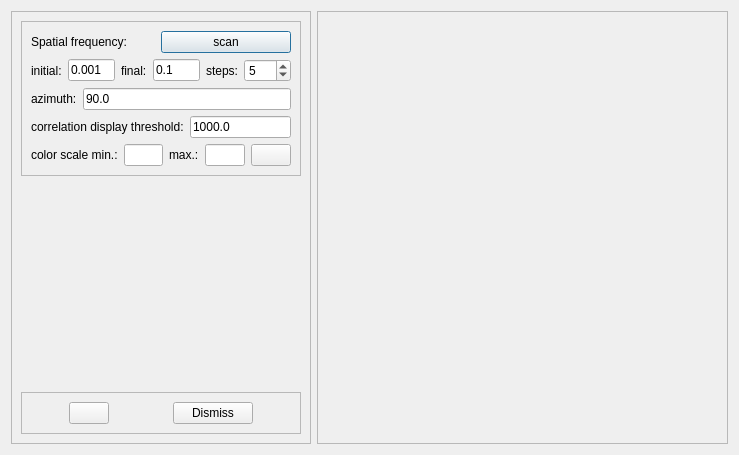
First picture: the form in imagejockey/gabor/gaborfilterdialog.ui, repository PauloCarvalhoRJ/gammaray, before the edit.
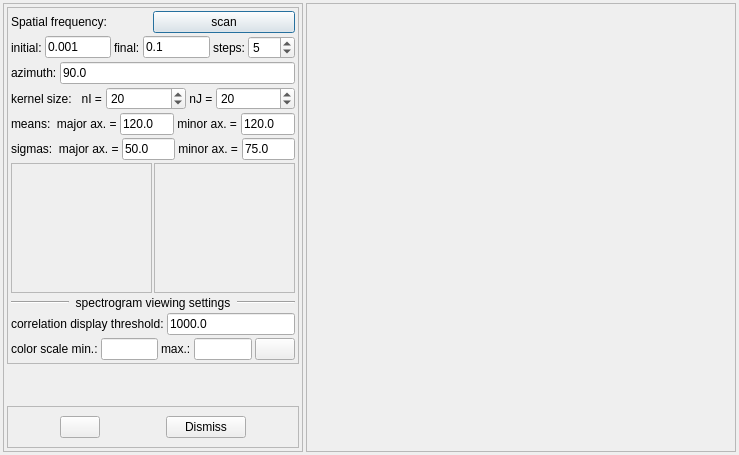
Second picture: the form after the edit. Icons and pictures are not drawn.

Commit message: Gabor: GUI improvements and major refactoring.

Diff of the .ui file:
```diff
--- a/imagejockey/gabor/gaborfilterdialog.ui
+++ b/imagejockey/gabor/gaborfilterdialog.ui
@@ -14,6 +14,21 @@
    <string>Dialog</string>
   </property>
   <layout class="QHBoxLayout" name="horizontalLayout_2">
+   <property name="spacing">
+    <number>3</number>
+   </property>
+   <property name="leftMargin">
+    <number>3</number>
+   </property>
+   <property name="topMargin">
+    <number>3</number>
+   </property>
+   <property name="rightMargin">
+    <number>3</number>
+   </property>
+   <property name="bottomMargin">
+    <number>3</number>
+   </property>
    <item>
     <widget class="QFrame" name="frame">
      <property name="sizePolicy">
@@ -35,6 +50,21 @@
       <enum>QFrame::Raised</enum>
      </property>
      <layout class="QVBoxLayout" name="verticalLayout">
+      <property name="spacing">
+       <number>3</number>
+      </property>
+      <property name="leftMargin">
+       <number>3</number>
+      </property>
+      <property name="topMargin">
+       <number>3</number>
+      </property>
+      <property name="rightMargin">
+       <number>3</number>
+      </property>
+      <property name="bottomMargin">
+       <number>3</number>
+      </property>
       <item>
        <widget class="QFrame" name="frame_3">
         <property name="frameShape">
@@ -44,6 +74,21 @@
          <enum>QFrame::Raised</enum>
         </property>
         <layout class="QVBoxLayout" name="verticalLayout_2">
+         <property name="spacing">
+          <number>3</number>
+         </property>
+         <property name="leftMargin">
+          <number>3</number>
+         </property>
+         <property name="topMargin">
+          <number>3</number>
+         </property>
+         <property name="rightMargin">
+          <number>3</number>
+         </property>
+         <property name="bottomMargin">
+          <number>3</number>
+         </property>
          <item>
           <layout class="QHBoxLayout" name="horizontalLayout_8">
            <property name="spacing">
@@ -141,6 +186,260 @@
            </item>
           </layout>
          </item>
+         <item>
+          <layout class="QHBoxLayout" name="horizontalLayout_10">
+           <property name="spacing">
+            <number>0</number>
+           </property>
+           <property name="topMargin">
+            <number>0</number>
+           </property>
+           <item>
+            <widget class="QLabel" name="label_10">
+             <property name="text">
+              <string>kernel size:   nI = </string>
+             </property>
+            </widget>
+           </item>
+           <item>
+            <widget class="QSpinBox" name="spinKernelSizeI">
+             <property name="sizePolicy">
+              <sizepolicy hsizetype="Expanding" vsizetype="Fixed">
+               <horstretch>0</horstretch>
+               <verstretch>0</verstretch>
+              </sizepolicy>
+             </property>
+             <property name="minimum">
+              <number>2</number>
+             </property>
+             <property name="maximum">
+              <number>200</number>
+             </property>
+             <property name="value">
+              <number>20</number>
+             </property>
+            </widget>
+           </item>
+           <item>
+            <widget class="QLabel" name="label_11">
+             <property name="sizePolicy">
+              <sizepolicy hsizetype="Preferred" vsizetype="Preferred">
+               <horstretch>0</horstretch>
+               <verstretch>0</verstretch>
+              </sizepolicy>
+             </property>
+             <property name="text">
+              <string> nJ = </string>
+             </property>
+            </widget>
+           </item>
+           <item>
+            <widget class="QSpinBox" name="spinKernelSizeJ">
+             <property name="sizePolicy">
+              <sizepolicy hsizetype="Expanding" vsizetype="Fixed">
+               <horstretch>0</horstretch>
+               <verstretch>0</verstretch>
+              </sizepolicy>
+             </property>
+             <property name="minimum">
+              <number>2</number>
+             </property>
+             <property name="maximum">
+              <number>200</number>
+             </property>
+             <property name="value">
+              <number>20</number>
+             </property>
+            </widget>
+           </item>
+          </layout>
+         </item>
+         <item>
+          <layout class="QHBoxLayout" name="horizontalLayout_11">
+           <property name="spacing">
+            <number>0</number>
+           </property>
+           <property name="topMargin">
+            <number>0</number>
+           </property>
+           <item>
+            <widget class="QLabel" name="label_12">
+             <property name="text">
+              <string>means:  major ax. = </string>
+             </property>
+            </widget>
+           </item>
+           <item>
+            <widget class="QLineEdit" name="txtMeanMajorAxis">
+             <property name="text">
+              <string>120.0</string>
+             </property>
+            </widget>
+           </item>
+           <item>
+            <widget class="QLabel" name="label_13">
+             <property name="text">
+              <string> minor ax. = </string>
+             </property>
+            </widget>
+           </item>
+           <item>
+            <widget class="QLineEdit" name="txtMeanMinorAxis">
+             <property name="text">
+              <string>120.0</string>
+             </property>
+            </widget>
+           </item>
+          </layout>
+         </item>
+         <item>
+          <layout class="QHBoxLayout" name="horizontalLayout_12">
+           <property name="spacing">
+            <number>0</number>
+           </property>
+           <property name="topMargin">
+            <number>0</number>
+           </property>
+           <item>
+            <widget class="QLabel" name="label_14">
+             <property name="text">
+              <string>sigmas:  major ax. = </string>
+             </property>
+            </widget>
+           </item>
+           <item>
+            <widget class="QLineEdit" name="txtSigmaMajorAxis">
+             <property name="text">
+              <string>50.0</string>
+             </property>
+            </widget>
+           </item>
+           <item>
+            <widget class="QLabel" name="label_15">
+             <property name="text">
+              <string> minor ax. = </string>
+             </property>
+            </widget>
+           </item>
+           <item>
+            <widget class="QLineEdit" name="txtSigmaMinorAxis">
+             <property name="text">
+              <string>75.0</string>
+             </property>
+            </widget>
+           </item>
+          </layout>
+         </item>
+         <item>
+          <layout class="QHBoxLayout" name="horizontalLayout_13">
+           <property name="spacing">
+            <number>2</number>
+           </property>
+           <property name="topMargin">
+            <number>0</number>
+           </property>
+           <item>
+            <widget class="QFrame" name="frmKernelDisplay1">
+             <property name="minimumSize">
+              <size>
+               <width>0</width>
+               <height>130</height>
+              </size>
+             </property>
+             <property name="frameShape">
+              <enum>QFrame::StyledPanel</enum>
+             </property>
+             <property name="frameShadow">
+              <enum>QFrame::Raised</enum>
+             </property>
+             <layout class="QHBoxLayout" name="horizontalLayout_14">
+              <property name="spacing">
+               <number>0</number>
+              </property>
+              <property name="leftMargin">
+               <number>0</number>
+              </property>
+              <property name="topMargin">
+               <number>0</number>
+              </property>
+              <property name="rightMargin">
+               <number>0</number>
+              </property>
+              <property name="bottomMargin">
+               <number>0</number>
+              </property>
+             </layout>
+            </widget>
+           </item>
+           <item>
+            <widget class="QFrame" name="frmKernelDisplay2">
+             <property name="minimumSize">
+              <size>
+               <width>0</width>
+               <height>130</height>
+              </size>
+             </property>
+             <property name="frameShape">
+              <enum>QFrame::StyledPanel</enum>
+             </property>
+             <property name="frameShadow">
+              <enum>QFrame::Raised</enum>
+             </property>
+             <layout class="QHBoxLayout" name="horizontalLayout_15">
+              <property name="spacing">
+               <number>0</number>
+              </property>
+              <property name="leftMargin">
+               <number>0</number>
+              </property>
+              <property name="topMargin">
+               <number>0</number>
+              </property>
+              <property name="rightMargin">
+               <number>0</number>
+              </property>
+              <property name="bottomMargin">
+               <number>0</number>
+              </property>
+             </layout>
+            </widget>
+           </item>
+          </layout>
+         </item>
+         <item>
+          <layout class="QHBoxLayout" name="horizontalLayout_9">
+           <property name="spacing">
+            <number>0</number>
+           </property>
+           <property name="topMargin">
+            <number>0</number>
+           </property>
+           <item>
+            <widget class="Line" name="line_2">
+             <property name="orientation">
+              <enum>Qt::Horizontal</enum>
+             </property>
+            </widget>
+           </item>
+           <item>
+            <widget class="QLabel" name="label_9">
+             <property name="text">
+              <string>  spectrogram viewing settings  </string>
+             </property>
+             <property name="alignment">
+              <set>Qt::AlignCenter</set>
+             </property>
+            </widget>
+           </item>
+           <item>
+            <widget class="Line" name="line">
+             <property name="orientation">
+              <enum>Qt::Horizontal</enum>
+             </property>
+            </widget>
+           </item>
+          </layout>
+         </item>
          <item>
           <layout class="QHBoxLayout" name="horizontalLayout_5">
            <item>
```
The commit also changes 10 other files.
